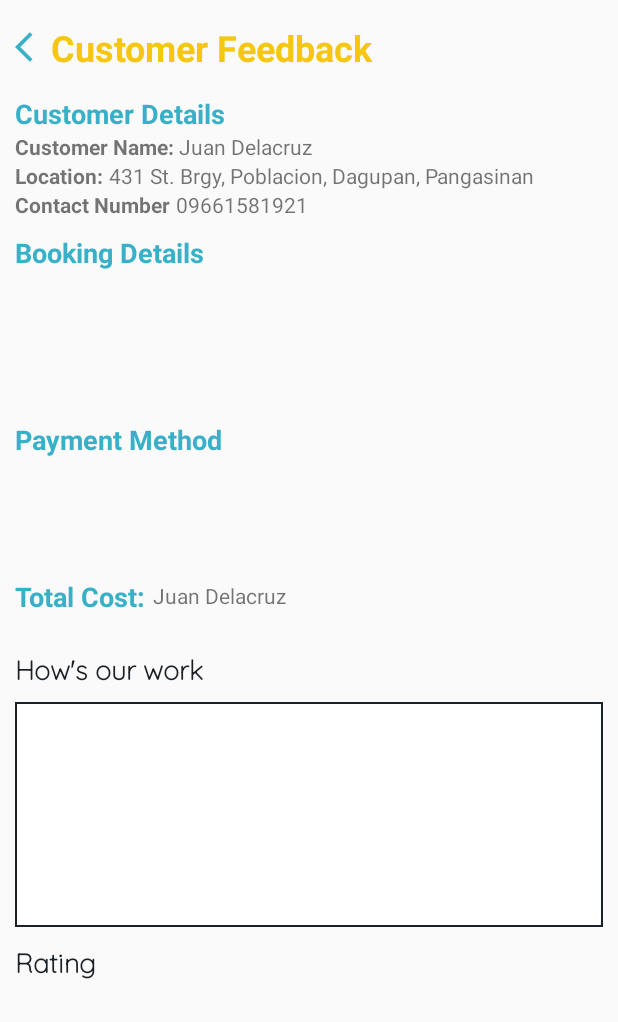
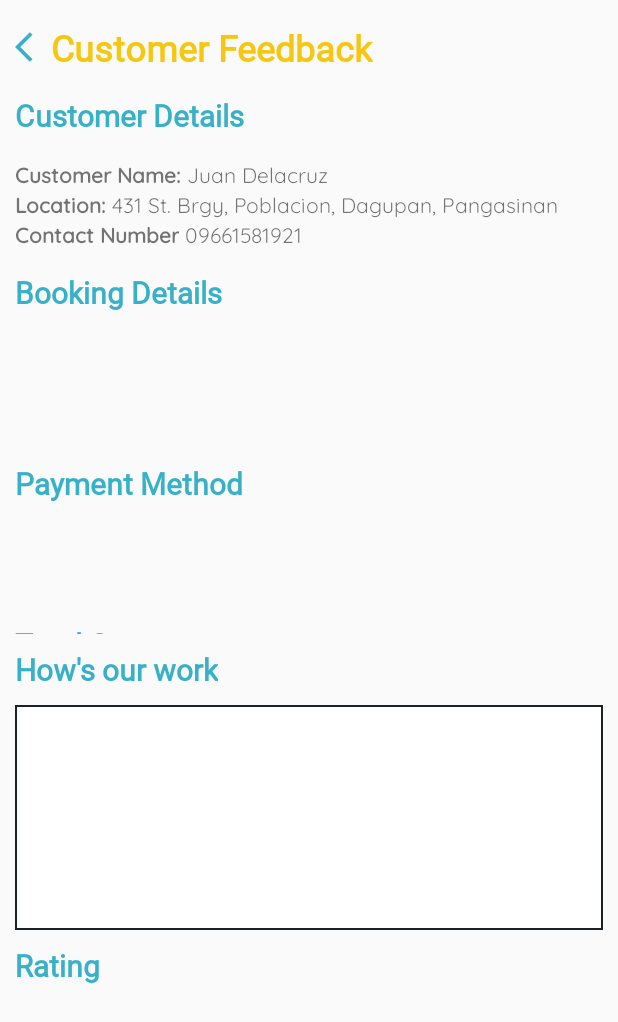
Before and after one commit to Ranz-prog/DustNShine_WorkerApp, an Android app: the Feedback screen opened directly, with no data from a screen before it, on a phone screen of 412 x 824 dp. Shown: the top 1022 px of the screen. Run offline under Robolectric (Android 15) with nearby library versions, the phone set to English and light mode, and no system bars.

Commit message:
All Screen Layout/Font Update

```diff
--- a/app/src/main/res/drawable/container_border.xml
+++ b/app/src/main/res/drawable/container_border.xml
@@ -3,8 +3,8 @@
     android:shape="rectangle">
 
     <solid android:color="#FFFF"/>
-    <stroke android:width="1dp" android:color="@color/app_theme_blue" />
-    <corners android:radius="10dp"/>
+    <stroke android:width="1dp" android:color="@color/line_divider_color"  />
+    <corners android:radius="5dp"/>
     <padding android:left="0dp" android:top="0dp"
         android:right="0dp" android:bottom="0dp" />
 </shape>
--- a/app/src/main/res/layout/activity_feedback.xml
+++ b/app/src/main/res/layout/activity_feedback.xml
@@ -19,6 +19,7 @@
         android:layout_width="wrap_content"
         android:layout_height="wrap_content"
         android:layout_toRightOf="@+id/ic_arrowbackFeeback"
+        android:fontFamily="@font/calibribold"
         android:text="Customer Feedback"
         android:textColor="@color/app_theme_gold"
         android:textSize="24sp"
@@ -37,9 +38,11 @@
             android:layout_width="wrap_content"
             android:layout_height="wrap_content"
             android:layout_marginTop="10dp"
+            android:layout_marginBottom="15dp"
+            android:fontFamily="@font/calibribold"
             android:text="Customer Details"
             android:textColor="@color/app_theme_blue"
-            android:textSize="18sp"
+            android:textSize="20sp"
             android:textStyle="bold" />
 
         <TextView
@@ -47,6 +50,7 @@
             android:layout_width="wrap_content"
             android:layout_height="wrap_content"
             android:layout_below="@id/customerDetailsTV"
+            android:fontFamily="@font/quicsandmed"
             android:text="Customer Name: "
             android:textStyle="bold" />
 
@@ -55,6 +59,7 @@
             android:layout_height="wrap_content"
             android:layout_below="@id/customerDetailsTV"
             android:layout_toRightOf="@id/customerNameLabel"
+            android:fontFamily="@font/quicksandreg"
             android:text="Juan Delacruz" />
 
         <TextView
@@ -62,6 +67,7 @@
             android:layout_width="wrap_content"
             android:layout_height="wrap_content"
             android:layout_below="@id/customerNameLabel"
+            android:fontFamily="@font/quicsandmed"
             android:text="Location:"
             android:textStyle="bold" />
 
@@ -71,6 +77,7 @@
             android:layout_below="@id/customerNameLabel"
             android:layout_marginLeft="4dp"
             android:layout_toRightOf="@id/customerLocationLabel"
+            android:fontFamily="@font/quicksandreg"
             android:text="431 St. Brgy, Poblacion, Dagupan, Pangasinan" />
 
         <TextView
@@ -78,6 +85,7 @@
             android:layout_width="wrap_content"
             android:layout_height="wrap_content"
             android:layout_below="@id/customerLocationLabel"
+            android:fontFamily="@font/quicsandmed"
             android:text="Contact Number"
             android:textStyle="bold" />
 
@@ -87,6 +95,7 @@
             android:layout_below="@id/customerLocationLabel"
             android:layout_marginLeft="4dp"
             android:layout_toRightOf="@+id/customerContactLabel"
+            android:fontFamily="@font/quicksandreg"
             android:text="09661581921" />
 
         <TextView
@@ -94,10 +103,11 @@
             android:layout_width="wrap_content"
             android:layout_height="wrap_content"
             android:layout_below="@id/customerContactLabel"
-            android:layout_marginTop="10dp"
+            android:layout_marginTop="15dp"
+            android:fontFamily="@font/calibribold"
             android:text="Booking Details"
             android:textColor="@color/app_theme_blue"
-            android:textSize="18sp"
+            android:textSize="20sp"
             android:textStyle="bold" />
 
         <TextView
@@ -106,9 +116,10 @@
             android:layout_height="wrap_content"
             android:layout_below="@id/customerbookingdetails"
             android:layout_marginTop="100dp"
+            android:fontFamily="@font/calibribold"
             android:text="Payment Method"
             android:textColor="@color/app_theme_blue"
-            android:textSize="18sp"
+            android:textSize="20sp"
             android:textStyle="bold" />
 
         <TextView
@@ -117,9 +128,10 @@
             android:layout_height="wrap_content"
             android:layout_below="@id/customerpayment"
             android:layout_marginTop="80dp"
+            android:fontFamily="@font/calibribold"
             android:text="Total Cost: "
             android:textColor="@color/app_theme_blue"
-            android:textSize="18sp"
+            android:textSize="20sp"
             android:textStyle="bold" />
 
         <TextView
@@ -143,10 +155,10 @@
             android:id="@+id/customerhowsourwork"
             android:layout_width="wrap_content"
             android:layout_height="wrap_content"
-            android:fontFamily="@font/quicksand"
+            android:fontFamily="@font/calibribold"
             android:text="How's our work"
-            android:textColor="@color/app_theme_black"
-            android:textSize="18sp"
+            android:textColor="@color/app_theme_blue"
+            android:textSize="20sp"
             android:textStyle="bold" />
 
 
@@ -167,11 +179,11 @@
             android:layout_width="wrap_content"
             android:layout_height="wrap_content"
             android:layout_below="@id/how"
-            android:fontFamily="@font/quicksand"
+            android:layout_marginTop="10dp"
+            android:fontFamily="@font/calibribold"
             android:text="Rating"
-            android:textColor="@color/app_theme_black"
-            android:textSize="18sp"
-            android:layout_marginTop="10dp"
+            android:textColor="@color/app_theme_blue"
+            android:textSize="20sp"
             android:textStyle="bold" />
 
     </RelativeLayout>
--- a/app/src/main/res/layout/content_message_row.xml
+++ b/app/src/main/res/layout/content_message_row.xml
@@ -26,7 +26,7 @@
             android:layout_marginLeft="14dp"
             android:layout_marginTop="2dp"
             android:layout_toRightOf="@+id/chat_clientImage"
-            android:fontFamily="@font/quicksand_font"
+            android:fontFamily="@font/quicsandmed"
             android:text="Client Name"
             android:textColor="@color/black"
             android:textSize="16dp"
@@ -40,7 +40,7 @@
             android:layout_marginLeft="14dp"
             android:layout_marginTop="2dp"
             android:layout_toRightOf="@+id/chat_clientImage"
-            android:fontFamily="@font/quicksand_font"
+            android:fontFamily="@font/quicksandreg"
             android:singleLine="true"
             android:text="Lorem ipsum lorem ipsum" />
 
--- a/app/src/main/res/layout/fragment_booking.xml
+++ b/app/src/main/res/layout/fragment_booking.xml
@@ -9,11 +9,11 @@
         android:id="@+id/titleBooking"
         android:layout_width="match_parent"
         android:layout_height="wrap_content"
+        android:fontFamily="@font/calibribold"
         android:text="@string/bookings_title"
         android:textColor="@color/app_theme_gold"
         android:textSize="28sp"
-        android:textStyle="bold"
-        android:fontFamily="@font/quicksand_font"/>
+        android:textStyle="bold" />
 
     <androidx.recyclerview.widget.RecyclerView
         android:id="@+id/booking_RecyclerView"
--- a/app/src/main/res/layout/fragment_chat.xml
+++ b/app/src/main/res/layout/fragment_chat.xml
@@ -9,11 +9,11 @@
         android:id="@+id/messageTitle"
         android:layout_width="match_parent"
         android:layout_height="wrap_content"
+        android:fontFamily="@font/calibribold"
         android:text="@string/message_title"
         android:textColor="@color/app_theme_gold"
         android:textSize="28sp"
-        android:textStyle="bold"
-        android:fontFamily="@font/quicksand_font"/>
+        android:textStyle="bold" />
 
     <androidx.recyclerview.widget.RecyclerView
         android:id="@+id/chat_RecyclerView"
--- a/app/src/main/res/layout/fragment_home.xml
+++ b/app/src/main/res/layout/fragment_home.xml
@@ -9,11 +9,11 @@
         android:id="@+id/titleTask"
         android:layout_width="match_parent"
         android:layout_height="wrap_content"
+        android:fontFamily="@font/calibribold"
         android:text="@string/home_title"
         android:textColor="@color/app_theme_gold"
         android:textSize="28sp"
-        android:textStyle="bold"
-        android:fontFamily="@font/quicksand_font"/>
+        android:textStyle="bold" />
 
     <androidx.recyclerview.widget.RecyclerView
         android:id="@+id/task_RecyclerView"
--- a/app/src/main/res/values/colors.xml
+++ b/app/src/main/res/values/colors.xml
@@ -17,6 +17,7 @@
     <color name="textbox_shadow">#F2F4F8</color>
 
     <!--Line Divider Color-->
-    <color name="line_divider_color">#919191</color>
+    <color name="line_divider_color">#D3DEDC</color>
+
 
 </resources>
```
Also changed, not shown: app/src/main/res/layout/activity_customer_details.xml (+24 -11 lines), app/src/main/res/layout/activity_login_page.xml (+22 -14 lines), app/src/main/res/layout/activity_main.xml (+15 -16 lines), app/src/main/res/layout/activity_message_box.xml (+9 -7 lines), app/src/main/res/layout/activity_service_details.xml (+39 -40 lines), app/src/main/res/layout/content_booking_row.xml (+15 -13 lines), app/src/main/res/layout/content_task_row.xml (+13 -12 lines), app/src/main/res/drawable-v24/backgournd.png (added), app/src/main/res/drawable-v24/launching.png (added), app/src/main/res/drawable/launching.png (deleted), app/src/main/res/font/quicksandbold.ttf (added), app/src/main/res/font/quicksandreg.ttf (added), app/src/main/res/font/quicsandmed.ttf (added).
